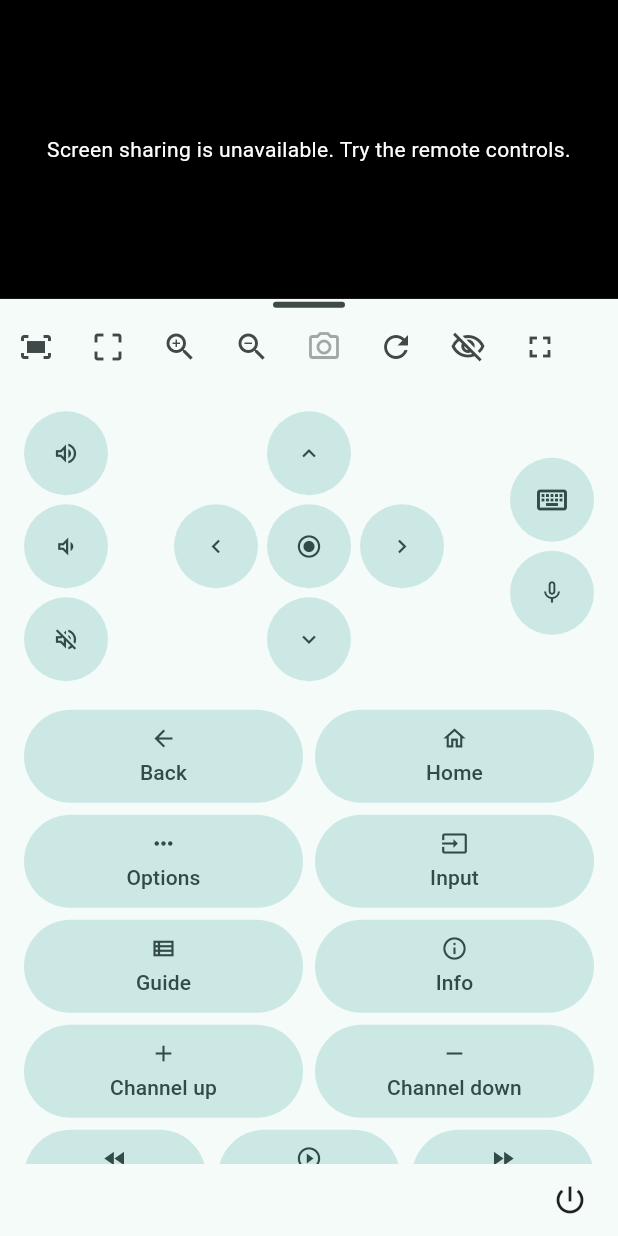
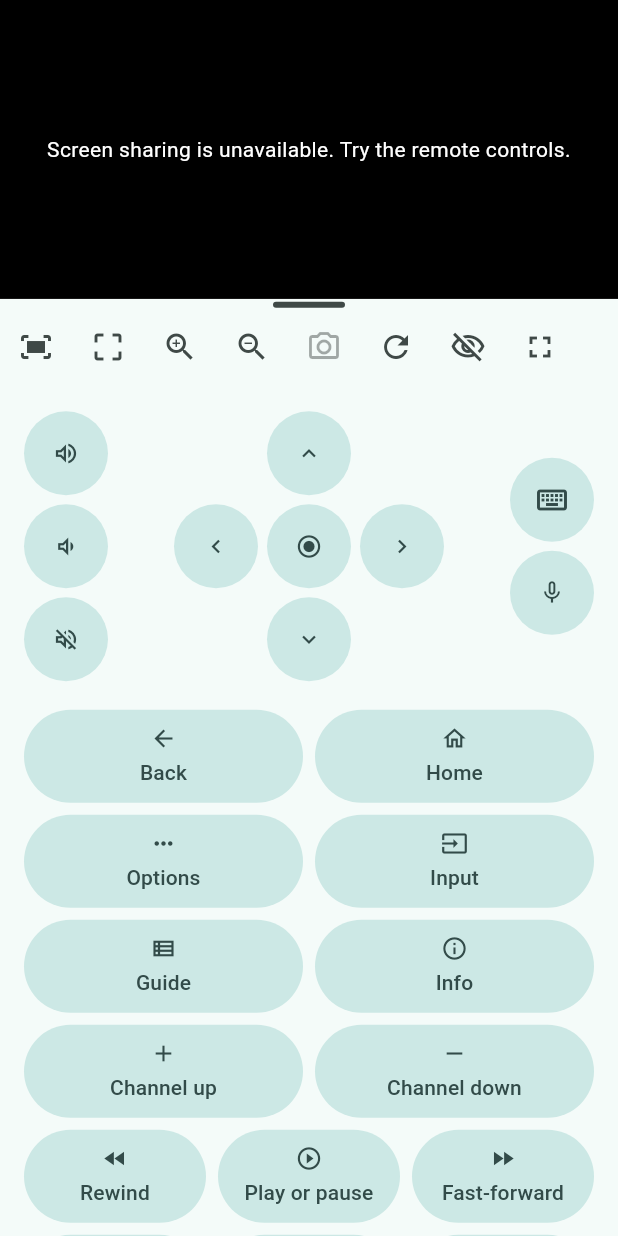
Before and after one commit to amersheeny/tvvnc, a Flutter app: the RemotePage widget shown alone on an empty page, opened directly with empty values, on a phone screen of 412 x 824 dp. Run offline on Flutter 3.47's test engine with Material 3 defaults, Android fonts, the light colour scheme and no system bars; accounts and stored records are empty; statements that could not run were skipped.

Commit message:
Remove unverified remote power controls and keep unconfirmed requests connected
User explicitly requires no remote power button unless it controls the TV. 110 Flutter tests, analyzer and native unit suite pass; rendered phone proof follows installation.

```diff
--- a/lib/ui/remote_page.dart
+++ b/lib/ui/remote_page.dart
@@ -116,28 +116,6 @@ class RemotePage extends StatefulWidget {
 
 class _RemotePageState extends State<RemotePage> {
   final screenKey = GlobalKey();
-  String? powerMenuDevice;
-  Availability powerState(String id) =>
-      widget.model.state?.capabilities
-          .where((c) => c.id == id)
-          .firstOrNull
-          ?.state ??
-      Availability.unknown;
-  void power(CommandKind kind, String id) {
-    if (!mounted || widget.model.selected?.id != powerMenuDevice) return;
-    final state =
-        widget.model.state?.capabilities
-            .where((c) => c.id == id)
-            .firstOrNull
-            ?.state ??
-        Availability.unknown;
-    if (!canTry(state)) {
-      explainControl(context, widget.model, t(id));
-    } else {
-      widget.model.command(kind);
-    }
-  }
-
   @override
   Widget build(BuildContext context) {
     final m = widget.model;
@@ -146,49 +124,8 @@ class _RemotePageState extends State<RemotePage> {
         ? m.selected!.layout
         : defaultLayout;
     final standardLayout = layout.join('|') == defaultLayout.join('|');
-    final powerFooter = Align(
-      alignment: AlignmentDirectional.centerEnd,
-      child: Padding(
-        padding: const EdgeInsets.symmetric(horizontal: 8),
-        child: PopupMenuButton<String>(
-          tooltip: t('power'),
-          icon: const Icon(Icons.power_settings_new, size: 24),
-          style: IconButton.styleFrom(minimumSize: const Size(48, 48)),
-          onOpened: () => powerMenuDevice = m.selected?.id,
-          onSelected: (id) => power(switch (id) {
-            'powerOn' => CommandKind.powerOn,
-            'powerOff' => CommandKind.powerOff,
-            _ => CommandKind.powerToggle,
-          }, id),
-          itemBuilder: (_) => [
-            for (final id in ['powerOn', 'powerOff', 'powerToggle'])
-              PopupMenuItem(
-                value: id,
-                child: Padding(
-                  padding: const EdgeInsets.symmetric(vertical: 8),
-                  child: Column(
-                    crossAxisAlignment: CrossAxisAlignment.start,
-                    mainAxisSize: MainAxisSize.min,
-                    children: [
-                      Text(t(id)),
-                      if (!canTry(powerState(id)))
-                        Text(
-                          availability(powerState(id)),
-                          style: Theme.of(context).textTheme.bodySmall,
-                        ),
-                    ],
-                  ),
-                ),
-              ),
-          ],
-        ),
-      ),
-    );
-    Widget remoteControlsList({
-      bool shrink = false,
-      bool scrollFooter = false,
-    }) {
-      final list = ListView(
+    Widget remoteControlsList({bool shrink = false}) {
+      return ListView(
         shrinkWrap: shrink,
         physics: shrink ? const NeverScrollableScrollPhysics() : null,
         padding: const EdgeInsets.all(16),
@@ -390,14 +327,6 @@ class _RemotePageState extends State<RemotePage> {
               ),
             ],
           ),
-          if (shrink || scrollFooter) powerFooter,
-        ],
-      );
-      if (shrink || scrollFooter) return list;
-      return Column(
-        children: [
-          Expanded(child: list),
-          powerFooter,
         ],
       );
     }
@@ -409,10 +338,7 @@ class _RemotePageState extends State<RemotePage> {
           final wide =
               box.maxWidth > 760 && box.maxHeight >= 56 && frame.hidden != true;
           final short = !wide && box.maxHeight < 192;
-          final remote = remoteControlsList(
-            shrink: short,
-            scrollFooter: box.maxHeight < 56 + 48,
-          );
+          final remote = remoteControlsList(shrink: short);
           final preview = ResizableScreen(
             key: screenKey,
             model: m,
```
Also changed, not shown: 7 other files.
